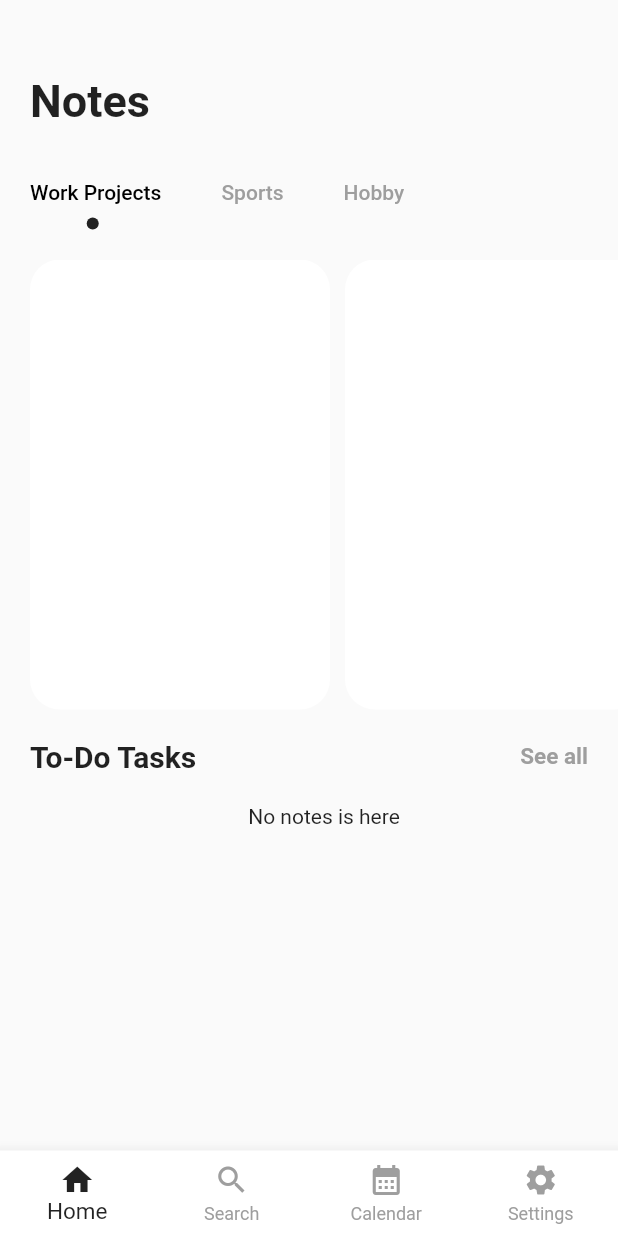
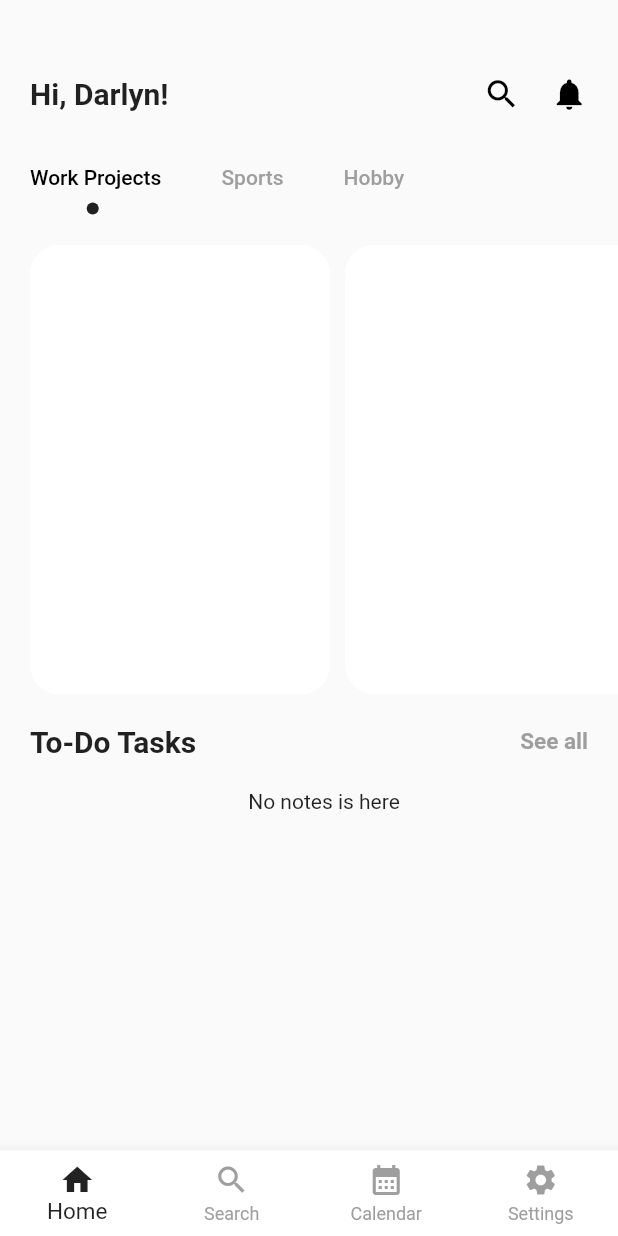
Before and after one commit to OwlDarlyn/flutter-notes, a Flutter app: the screen it shows after launch, on a phone screen of 412 x 824 dp. Run offline on Flutter 3.47's test engine with Material 2 defaults, Android fonts, the phone set to English and light mode, and no system bars.

```diff
--- a/lib/screens/home_screen.dart
+++ b/lib/screens/home_screen.dart
@@ -26,14 +26,34 @@ class _HomeScreenState extends State<HomeScreen> with TickerProviderStateMixin {
         children: [
           const SizedBox(height: 30),
           Container(
-            margin: const EdgeInsets.only(top: 20, left: 20),
+            margin: const EdgeInsets.only(top: 20, left: 20, right: 20),
             alignment: Alignment.bottomLeft,
-            child: const Text(
-              'Notes',
-              style: TextStyle(
-                fontSize: 30,
-                fontWeight: FontWeight.bold,
-              ),
+            child: Row(
+              mainAxisAlignment: MainAxisAlignment.spaceBetween,
+              children: [
+                const Text(
+                  'Hi, Darlyn!',
+                  style: TextStyle(
+                    fontSize: 20,
+                    fontWeight: FontWeight.bold,
+                  ),
+                ),
+                Row(
+                  children: const [
+                    Icon(
+                      Icons.search,
+                      size: 25,
+                      color: Colors.black,
+                    ),
+                    SizedBox(width: 20),
+                    Icon(
+                      Icons.notifications,
+                      size: 25,
+                      color: Colors.black,
+                    ),
+                  ],
+                ),
+              ],
             ),
           ),
           const SizedBox(height: 20),
```
